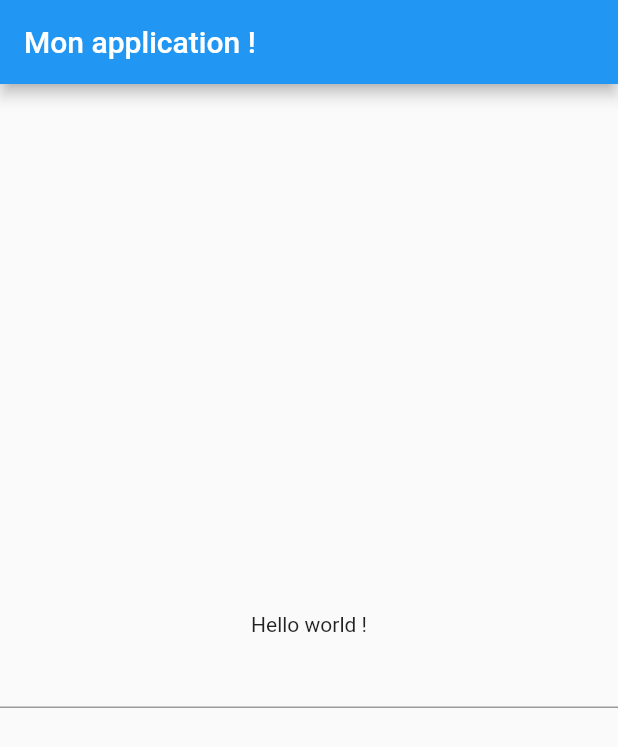
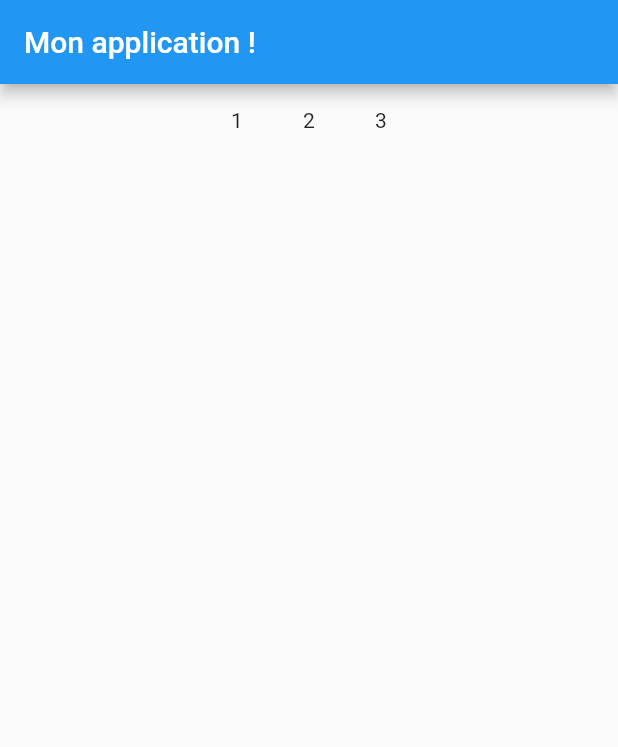
Before and after one commit to bjalon/greta-202205-dart, a Flutter app: the screen it shows after launch, on a phone screen of 412 x 824 dp. Shown: the top 747 px of the screen. Run offline on Flutter 3.47's test engine with Material 2 defaults, Android fonts, the phone set to English and light mode, and no system bars.

Commit message:
Multi-view

```diff
--- a/lib/main.dart
+++ b/lib/main.dart
@@ -1,13 +1,22 @@
 import 'package:flutter/material.dart';
 
 void main() {
-  runApp(const MyApp("Mon application ! "));
+  runApp(const MainContainer());
+}
+
+class MainContainer extends StatelessWidget {
+  const MainContainer({Key? key}) : super(key: key);
+
+  @override
+  Widget build(BuildContext context) {
+    return MaterialApp(
+        home: Scaffold(
+            appBar: AppBar(title: Text("Mon application ! ")), body: MyApp()));
+  }
 }
 
 class MyApp extends StatefulWidget {
-  final String title;
-
-  const MyApp(this.title, {Key? key}) : super(key: key);
+  const MyApp({Key? key}) : super(key: key);
 
   @override
   State<MyApp> createState() => _MyAppState();
@@ -15,40 +24,66 @@ class MyApp extends StatefulWidget {
 
 class _MyAppState extends State<MyApp> {
   var name = "world";
+  var vueToDisplay = "None";
+  var isClicked2 = false;
+  var isClicked3 = false;
 
   @override
   Widget build(BuildContext context) {
-    return MaterialApp(
-      home: Scaffold(
-        appBar: AppBar(
-          title: Text(widget.title),
-        ),
-        body: Column(
-          mainAxisAlignment: MainAxisAlignment.center,
-          children: [
-            Row(
-              mainAxisAlignment: MainAxisAlignment.spaceAround,
-              mainAxisSize: MainAxisSize.min,
-              children: [
-                Text("Hello $name !"),
-              ],
-            ),
-            TextField(
-              onChanged: nomChange,
-            )
-          ],
-        ),
-      ),
-    );
+    switch (vueToDisplay) {
+      case "vue1":
+        return Column(
+          children: [buildButton(), Text("Vue 1")],
+        );
+      case "vue2":
+        return Column(
+          children: [buildButton(), Text("Vue 2")],
+        );
+      case "vue3":
+        return Column(
+          children: [buildButton(), Text("Vue 3")],
+        );
+      default:
+        return buildButton();
+    }
   }
 
-  void nomChange(String value) {
-    setState(() {
-      if (value == null || value.isEmpty) {
-        name = "world";
-      } else {
-        name = value;
-      }
-    });
+  Widget buildButton() {
+    return Row(mainAxisAlignment: MainAxisAlignment.center, children: [
+      IconButton(
+        icon: Text("1"),
+        onPressed: () {
+          setState(() {
+            vueToDisplay = "vue1";
+          });
+        },
+      ),
+      IconButton(
+        icon: Text("2"),
+        onPressed: () {
+          setState(() {
+            vueToDisplay = "vue2";
+          });
+        },
+      ),
+      IconButton(
+        icon: Text("3"),
+        onPressed: () {
+          setState(() {
+            vueToDisplay = "vue3";
+          });
+        },
+      ),
+    ]);
   }
 }
+
+
+class Vue1 extends StatelessWidget {
+  const Vue1({Key? key}) : super(key: key);
+
+  @override
+  Widget build(BuildContext context) {
+    return Text("Vue 1");
+  }
+}
```
